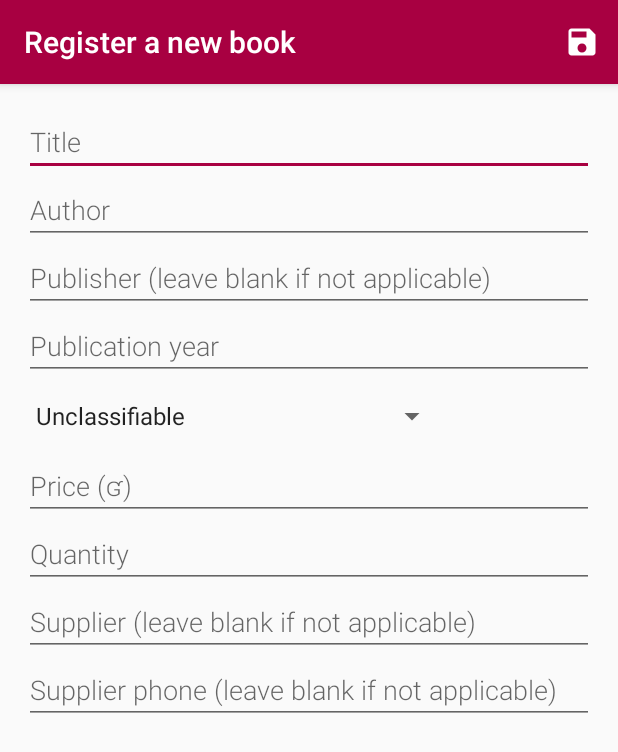
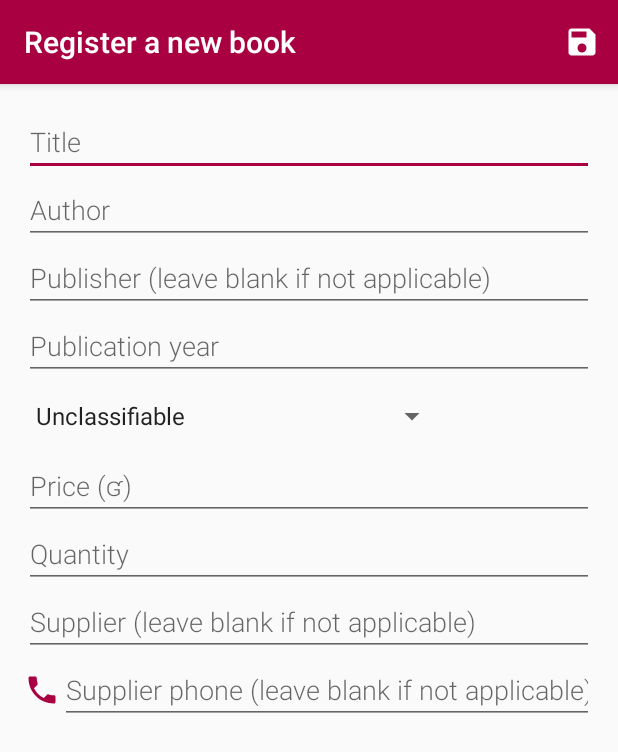
Before and after one commit to r4dixx/Flourish-And-Blotts-Book-Registry, an Android app: the NewEntryActivity screen opened directly, with no data from a screen before it, on a phone screen of 412 x 824 dp. Shown: the top 752 px of the screen. Run offline under Robolectric (Android 15) with nearby library versions, the light colour scheme and no system bars.

Commit message:
:sparkles: ACTION_DIAL intent for supplier phone
except if supplier EditText is empty

```diff
--- /dev/null
+++ b/app/src/main/res/drawable-v21/ic_phone_accent_24dp.xml
@@ -0,0 +1,4 @@
+<?xml version="1.0" encoding="UTF-8" standalone="no"?>
+<vector xmlns:android="http://schemas.android.com/apk/res/android" android:height="24dp" android:viewportHeight="24.0" android:viewportWidth="24.0" android:width="24dp">
+    <path android:fillColor="#a80041" android:pathData="M6.62,10.79c1.44,2.83 3.76,5.14 6.59,6.59l2.2,-2.2c0.27,-0.27 0.67,-0.36 1.02,-0.24 1.12,0.37 2.33,0.57 3.57,0.57 0.55,0 1,0.45 1,1V20c0,0.55 -0.45,1 -1,1 -9.39,0 -17,-7.61 -17,-17 0,-0.55 0.45,-1 1,-1h3.5c0.55,0 1,0.45 1,1 0,1.25 0.2,2.45 0.57,3.57 0.11,0.35 0.03,0.74 -0.25,1.02l-2.2,2.2z"/>
+</vector>
--- /dev/null
+++ b/app/src/main/res/drawable/ic_phone_accent_24dp.xml
@@ -0,0 +1,4 @@
+<?xml version="1.0" encoding="UTF-8" standalone="no"?>
+<vector xmlns:android="http://schemas.android.com/apk/res/android" android:height="24dp" android:viewportHeight="24.0" android:viewportWidth="24.0" android:width="24dp">
+    <path android:fillColor="#a80041" android:pathData="M6.62,10.79c1.44,2.83 3.76,5.14 6.59,6.59l2.2,-2.2c0.27,-0.27 0.67,-0.36 1.02,-0.24 1.12,0.37 2.33,0.57 3.57,0.57 0.55,0 1,0.45 1,1V20c0,0.55 -0.45,1 -1,1 -9.39,0 -17,-7.61 -17,-17 0,-0.55 0.45,-1 1,-1h3.5c0.55,0 1,0.45 1,1 0,1.25 0.2,2.45 0.57,3.57 0.11,0.35 0.03,0.74 -0.25,1.02l-2.2,2.2z"/>
+</vector>
--- a/app/src/main/res/layout/content_new_entry.xml
+++ b/app/src/main/res/layout/content_new_entry.xml
@@ -76,6 +76,21 @@
             android:hint="@string/hint_supplier"
             android:inputType="textCapWords" />
 
+        <LinearLayout
+            android:layout_width="match_parent"
+            android:layout_height="match_parent"
+            android:orientation="horizontal">
+
+            <ImageView
+                android:id="@+id/edit_book_phone_intent"
+                android:layout_width="wrap_content"
+                android:layout_height="wrap_content"
+                android:layout_gravity="center_vertical"
+                android:background="?attr/selectableItemBackgroundBorderless"
+                android:clickable="true"
+                android:focusable="true"
+                android:src="@drawable/ic_phone_accent_24dp" />
+
             <EditText
                 android:id="@+id/edit_book_phone"
                 style="@style/EditTextTheme"
@@ -83,6 +98,7 @@
                 android:layout_height="wrap_content"
                 android:hint="@string/hint_phone"
                 android:inputType="phone" />
+        </LinearLayout>
 
     </LinearLayout>
 </ScrollView>
--- a/app/src/main/res/values/strings.xml
+++ b/app/src/main/res/values/strings.xml
@@ -30,6 +30,7 @@
     <string name="toast_edit_missing_field">Cannot save changes.\nPlease fill all the mandatory fields:\n- title\n- author\n- year\n- price\n- quantity</string>
     <string name="toast_delete_failed">Error: cannot delete entry</string>
     <string name="toast_delete_successful">Entry deleted from database</string>
+    <string name="toast_no_phone">No phone number registered for this supplier</string>
     <!--Dialogs-->
     <string name="dialog_unsaved">Discard changes?</string>
     <string name="dialog_unsaved_pos">Yes</string>
```
Also changed, not shown: app/src/main/java/com/r4dixx/fbbookregistry/NewEntryActivity.java (+18 -0 lines). Lines whose indentation alone changed are shown as unchanged.
